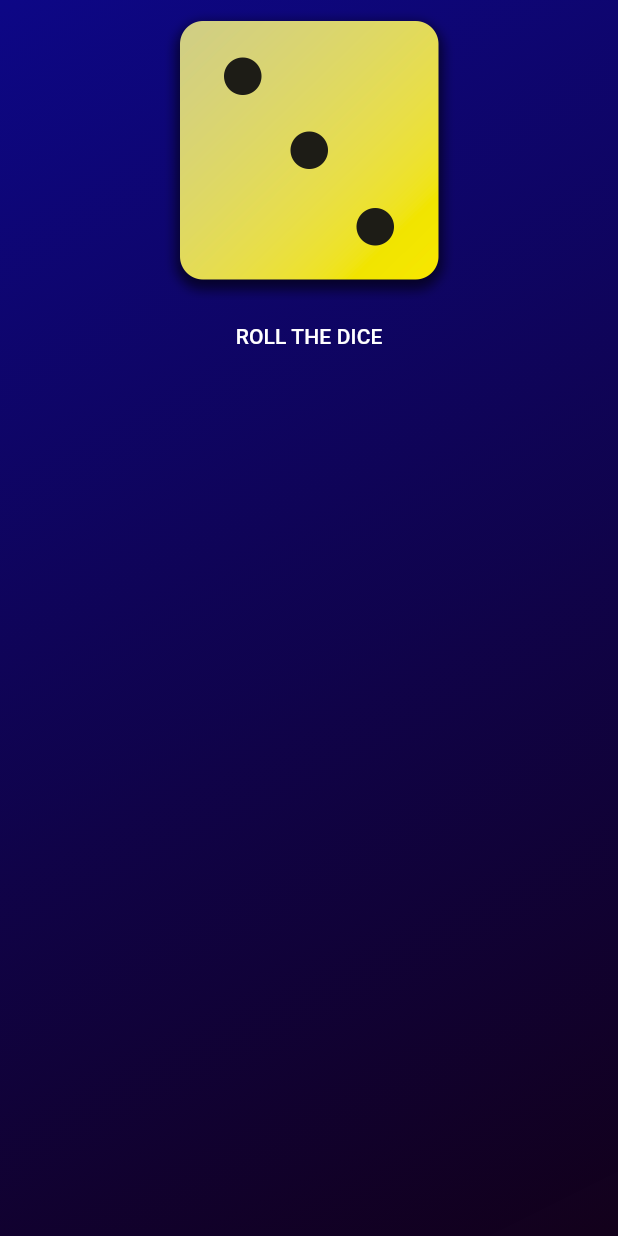
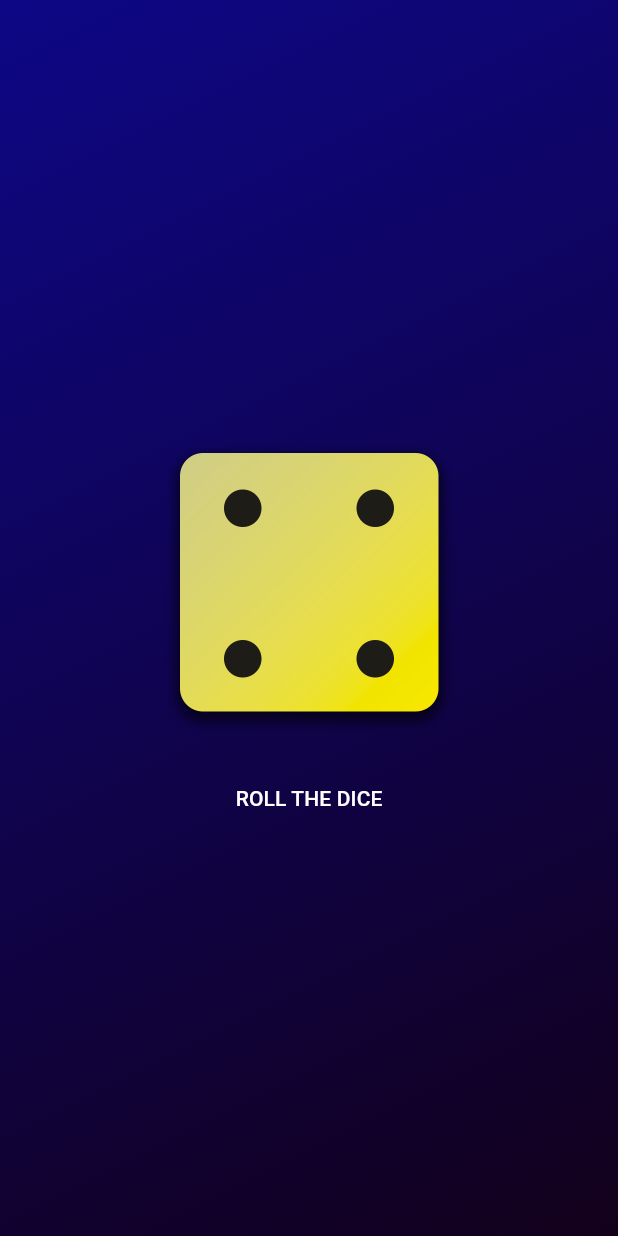
Before and after one commit to shalsha01/flutter-learning, a Flutter app: the screen it shows after launch, after a tap on "ROLL THE DICE", on a phone screen of 412 x 824 dp. Run offline on Flutter 3.47's test engine with Material 3 defaults, Android fonts, the phone set to English and light mode, and no system bars.

Commit message:
Refactor GradientContainer to use state management for dice rolling and update UI with a button

```diff
--- a/my_first_app/lib/graident_container.dart
+++ b/my_first_app/lib/graident_container.dart
@@ -1,30 +1,57 @@
+import 'package:flutter/material.dart';
 
-import 'package:flutter/material.dart';
 var startalignment = Alignment.topLeft;
 var endalignment = Alignment.bottomRight;
 
-class GradientContainer extends StatelessWidget {
-  const GradientContainer({super.key,required this.colors});
+class GradientContainer extends StatefulWidget {
+   const GradientContainer({super.key, required this.colors});
   final List<Color> colors;
+
+  @override
+  State<GradientContainer> createState() => _GradientContainerState();
+}
+
+class _GradientContainerState extends State<GradientContainer> {
+var activeDiceimage = "assets/images/dice-images/dice-1.png";
+
+   void rollDice() {
+    activeDiceimage= "assets/images/dice-images/dice-2.png";
+   }
 
   @override
   Widget build(BuildContext context) {
     return Container(
       decoration: BoxDecoration(
         gradient: LinearGradient(
-          colors:colors,
-          begin:startalignment,
+          colors: widget.colors,
+          begin: startalignment,
           end: endalignment,
         ),
       ),
       child: Center(
-        child:Column(children:[Image.asset(
-          "assets/images/dice-images/dice-3.png",
-          width: 200,
-          fit: BoxFit.cover,
+        child: Column(
+          mainAxisAlignment: MainAxisAlignment.center,
+          children: [
+            Padding(
+              padding: const EdgeInsets.only(top: 20),
+              child: Image.asset(
+                "assets/images/dice-images/dice-4.png",
+                width: 200,
+                fit: BoxFit.cover,
+              ),
+            ),
+            const SizedBox(
+              height: 20,
+            ),
+            TextButton(
+              onPressed:rollDice,
+              child: const Text(
+                "ROLL THE DICE",
+                style: TextStyle(color: Colors.white),
+              ),
+            ),
+          ],
         ),
-        TextButton(onPressed:(){}, child:const Text("ROLL THE DICE",style: TextStyle(color: Colors.white),),),
-        ]),
       ),
     );
   }
```
